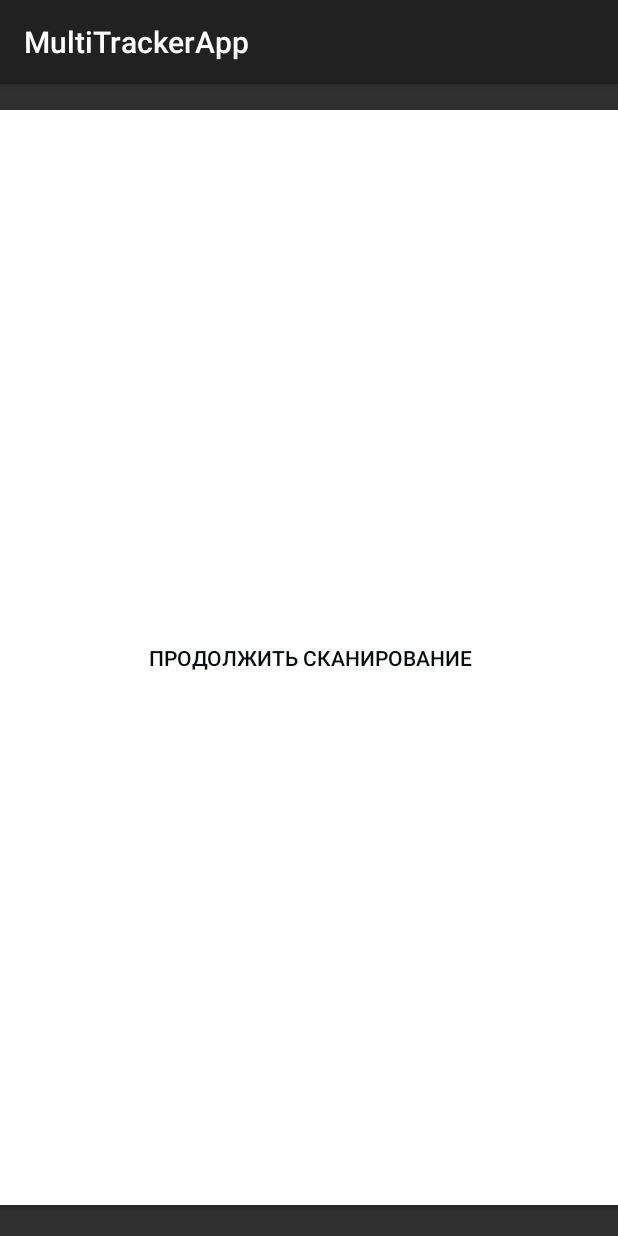
After one commit to MikaV-v/FinalyMachine, an Android app: the LickeAlert screen opened directly, with no data from a screen before it, on a phone screen of 412 x 824 dp. The commit adds this screen. Run offline under Robolectric (Android 15) with nearby library versions, the phone set to English and light mode, and no system bars.

Commit message:
no Errors, The best 2

```diff
--- a/app/src/main/AndroidManifest.xml
+++ b/app/src/main/AndroidManifest.xml
@@ -15,7 +15,8 @@
         android:label="MultiTrackerApp"
         android:supportsRtl="true"
         android:theme="@style/Theme.AppCompat">
-        <activity android:name=".QRcodewiev"></activity>
+        <activity android:name=".LickeAlert"></activity>
+        <activity android:name=".QRcodewiev" />
 
         <meta-data
             android:name="com.google.android.gms.version"
--- a/app/src/main/java/com/google/android/gms/samples/vision/barcodereader/BarcodeCaptureActivity.java
+++ b/app/src/main/java/com/google/android/gms/samples/vision/barcodereader/BarcodeCaptureActivity.java
@@ -521,8 +521,8 @@ public final class BarcodeCaptureActivity extends AppCompatActivity implements B
         }
             if(barcode != null){
                 Log.d(TAG, arrayList.toString());
-                //Intent intent = new Intent(this,MainActivity.class);
-                //startActivity(intent);
+                Intent intent = new Intent(this, LickeAlert.class);
+                startActivity(intent);
             }
 
 
--- /dev/null
+++ b/app/src/main/java/com/google/android/gms/samples/vision/barcodereader/LickeAlert.java
@@ -0,0 +1,31 @@
+package com.google.android.gms.samples.vision.barcodereader;
+
+import android.content.Intent;
+import android.graphics.Color;
+import android.support.v7.app.AppCompatActivity;
+import android.os.Bundle;
+import android.view.View;
+import android.widget.TextView;
+
+public class LickeAlert extends AppCompatActivity {
+    private static final int RC_BARCODE_CAPTURE = 9001;
+    @Override
+    protected void onCreate(Bundle savedInstanceState) {
+        setContentView(R.layout.activity_licke_alert);
+
+        super.onCreate(savedInstanceState);
+
+    }
+
+    public void onClickalert(View v){
+        if (v.getId() == R.id.read_barcode) {
+            // launch barcode activity.
+            Intent intent = new Intent(this, BarcodeCaptureActivity.class);
+            intent.putExtra(BarcodeCaptureActivity.AutoFocus, true);
+            intent.putExtra(BarcodeCaptureActivity.UseFlash, false);
+
+            startActivityForResult(intent, RC_BARCODE_CAPTURE);
+        }
+
+    }
+}
--- /dev/null
+++ b/app/src/main/res/layout/activity_licke_alert.xml
@@ -0,0 +1,28 @@
+<?xml version="1.0" encoding="utf-8"?>
+<android.support.constraint.ConstraintLayout xmlns:android="http://schemas.android.com/apk/res/android"
+    xmlns:app="http://schemas.android.com/apk/res-auto"
+    xmlns:tools="http://schemas.android.com/tools"
+    android:layout_width="match_parent"
+    android:layout_height="match_parent"
+    tools:context=".LickeAlert">
+    <Button
+        android:id="@+id/analogAlrt"
+        android:layout_width="418dp"
+        android:layout_height="730dp"
+        android:layout_marginStart="8dp"
+        android:layout_marginLeft="8dp"
+        android:layout_marginTop="8dp"
+        android:layout_marginEnd="8dp"
+        android:layout_marginRight="8dp"
+        android:layout_marginBottom="8dp"
+        android:background="@color/white"
+        android:onClick="onClickalert"
+        android:text="@string/продолжитьсканирование"
+        android:textColor="#080C0F"
+        app:layout_constraintBottom_toBottomOf="parent"
+        app:layout_constraintEnd_toEndOf="parent"
+        app:layout_constraintStart_toStartOf="parent"
+        app:layout_constraintTop_toTopOf="parent"
+        app:layout_constraintVertical_bias="0.426" />
+
+</android.support.constraint.ConstraintLayout>
--- a/app/src/main/res/values/strings.xml
+++ b/app/src/main/res/values/strings.xml
@@ -22,4 +22,9 @@
     <string name="завершитьсканирование">завершить сканирование</string>
     <string name="нажмичтобыначатьсканирование">нажми что бы начать сканирование</string>
     <string name="namemememe">name</string>
+    <string name="Далее">Далее</string>
+    <string name="сканироватьдальше">сканировать дальше</string>
+    <string name="продолжитьсканирование">продолжить сканирование</string>
+    <string name="тыатытпртыпртвптвп">нажмите, что бы продолжить</string>
+    <string name="щшзовошщиошщощшаыощшыао">НАЖМИТЕ, ЧТО БЫ</string>
 </resources>
```
Also changed, not shown: 148 other files.
